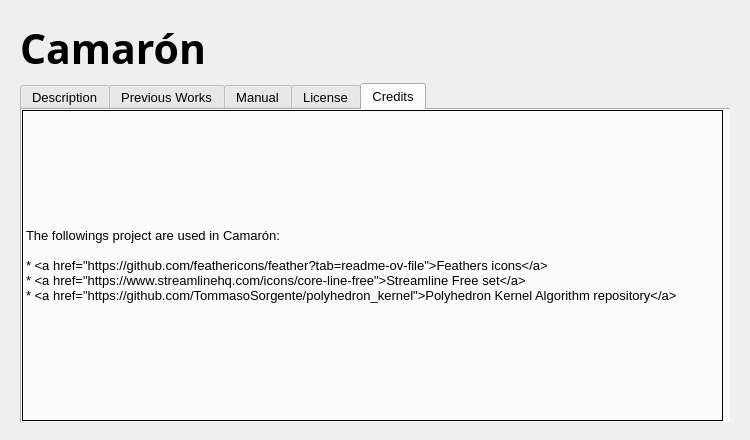
The window that UI/aboutcamaron.ui (PlusLabUChile/Camaron3D) describes before a commit, drawn with Qt 5.
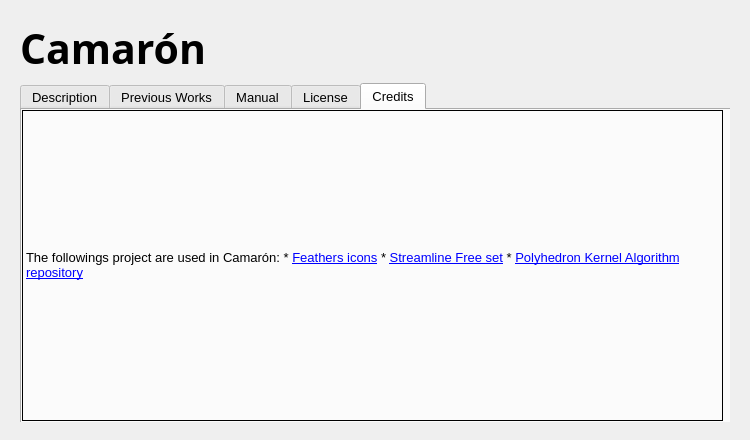
The same window after the commit. Icons and pictures are not drawn.

Commit message: Change Markdown to RichText

The edit to the form file:
```diff
--- a/UI/aboutcamaron.ui
+++ b/UI/aboutcamaron.ui
@@ -317,7 +317,7 @@
 * &lt;a href=&quot;https://github.com/TommasoSorgente/polyhedron_kernel&quot;&gt;Polyhedron Kernel Algorithm repository&lt;/a&gt;</string>
            </property>
            <property name="textFormat">
-            <enum>Qt::MarkdownText</enum>
+            <enum>Qt::RichText</enum>
            </property>
            <property name="scaledContents">
             <bool>false</bool>
```
Left out of the diff: 8 changed lines with no effect on the pictures.
